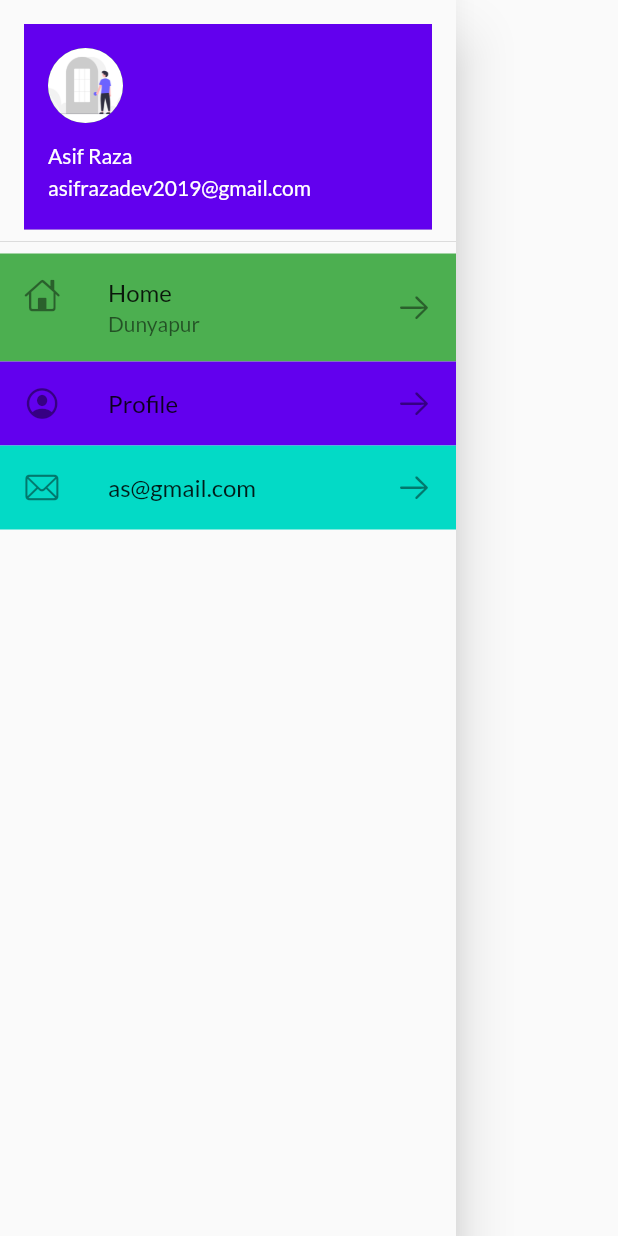
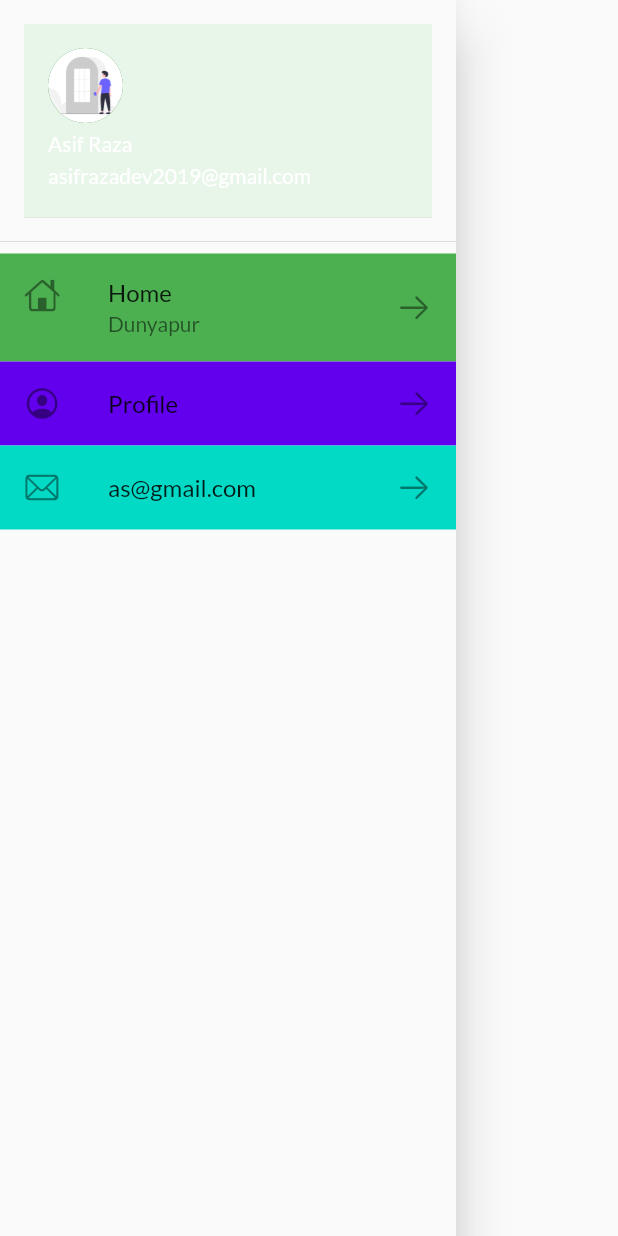
Before and after one commit to Asif2011/Flutter_test_2_2, a Flutter app: the MyDrawer widget shown alone on an empty page, opened directly, on a phone screen of 412 x 824 dp. Run offline on Flutter 3.47's test engine with Material 2 defaults, Android fonts, the phone set to English and light mode, and no system bars; our stand-ins replace google_fonts.

Commit message:
12th day start

```diff
--- a/lib/screens/homeScreen.dart
+++ b/lib/screens/homeScreen.dart
@@ -36,7 +36,7 @@ class _HomeScreenState extends State<HomeScreen> {
       appBar: AppBar(
         // Here we take the value from the MyHomePage object that was created by
         // the App.build method, and use it to set our appbar title.
-        title: Text(this.title2+"$_counter"),
+        title: Text("Catalog App"),
       ),
       body: Center(
         // Center is a layout widget. It takes a single child and positions it
--- a/lib/widgets/drawer.dart
+++ b/lib/widgets/drawer.dart
@@ -10,8 +10,11 @@ class MyDrawer extends StatelessWidget {
         children: [
           DrawerHeader(
               child: UserAccountsDrawerHeader(
+                decoration: BoxDecoration(
+                  color: Theme.of(context).secondaryHeaderColor,
+                ),
                 currentAccountPictureSize: Size.fromRadius(25),
-                margin: EdgeInsets.zero,
+                // margin: EdgeInsets.zero,
                 accountName: Text("Asif Raza"),
                 accountEmail: Text("asifrazadev2019@gmail.com"),
                 currentAccountPicture: CircleAvatar(
```
